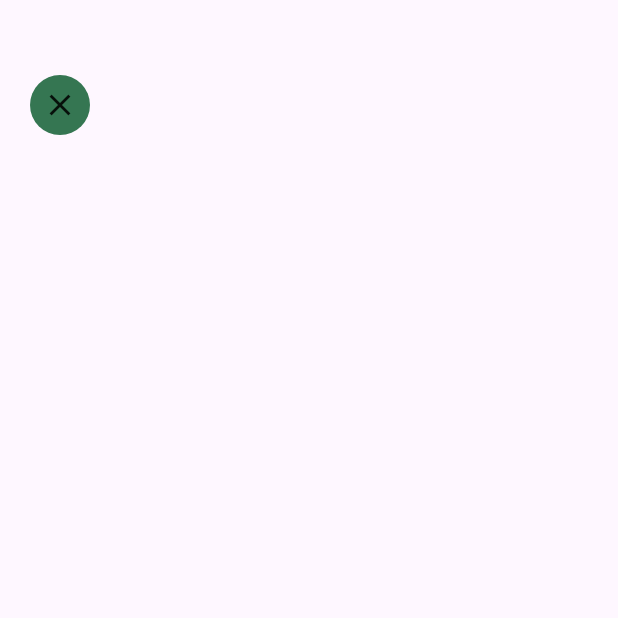
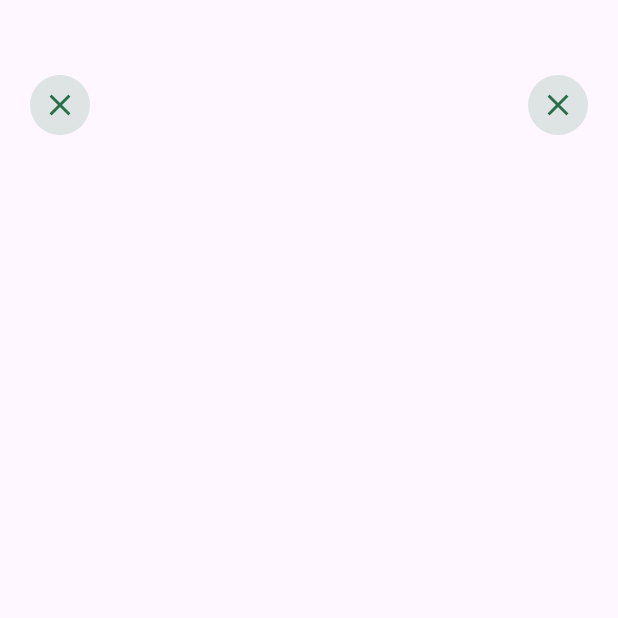
Before and after one commit to mcalisadeghi/Plant_App_Api, a Flutter app: the SingnupPage screen opened directly, on a phone screen of 412 x 824 dp, the top half of it. Run offline on Flutter 3.47's test engine with Material 3 defaults, Android fonts, the phone set to English and light mode, and no system bars; our stand-ins replace animated_bottom_navigation_bar, dio.

Commit message:
add close icon and icon share

```diff
--- a/lib/ui/signup/signup_page.dart
+++ b/lib/ui/signup/signup_page.dart
@@ -30,11 +30,28 @@ class _SingnupPageState extends State<SingnupPage> {
                       50.0,
                     ),
                     color: Constants.primaryColor.withOpacity(
-                      015.0,
+                      0.15,
                     ),
                   ),
                   child: Icon(
                     Icons.close,
+                    color: Constants.primaryColor,
+                  ),
+                ),
+                Container(
+                  height: 40.0,
+                  width: 40.0,
+                  decoration: BoxDecoration(
+                    borderRadius: BorderRadius.circular(
+                      50.0,
+                    ),
+                    color: Constants.primaryColor.withOpacity(
+                      0.15,
+                    ),
+                  ),
+                  child: Icon(
+                    Icons.close,
+                    color: Constants.primaryColor,
                   ),
                 ),
               ],
```
